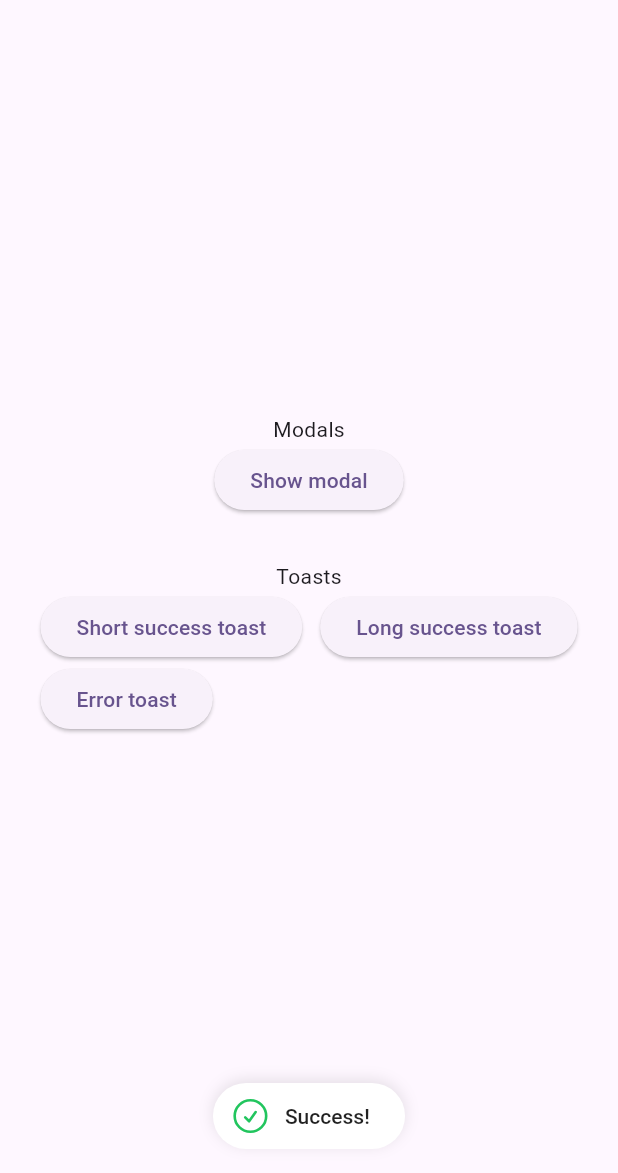
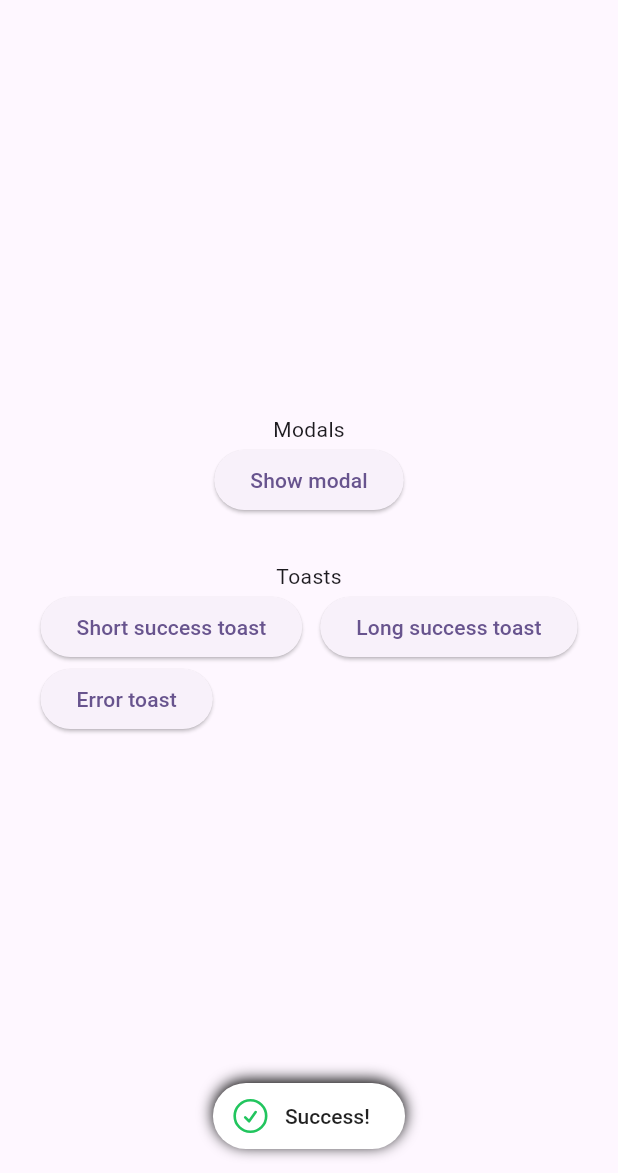
Before and after one commit to RobinVDVelden/tailwind_components, a Flutter app: the screen it shows after launch, after a tap on "Short success toast", on a phone screen of 412 x 824 dp, the part 63-1236 px from its top. Run offline on Flutter 3.47's test engine with Material 3 defaults, Android fonts, the phone set to English and light mode, and no system bars; our stand-ins replace heroicons.

Commit message:
Small adjustments

```diff
--- a/lib/src/toast/toast_chip.dart
+++ b/lib/src/toast/toast_chip.dart
@@ -186,7 +186,7 @@ class _ToastChipState extends State<ToastChip>
                     borderRadius: BorderRadius.circular(50),
                     boxShadow: [
                       BoxShadow(
-                        color: Colors.black.withOpacity(0.1),
+                        color: Colors.black.withValues(alpha: 1),
                         blurRadius: 8,
                         offset: const Offset(0, -2),
                       ),
```
Also changed, not shown: 1 other file.
